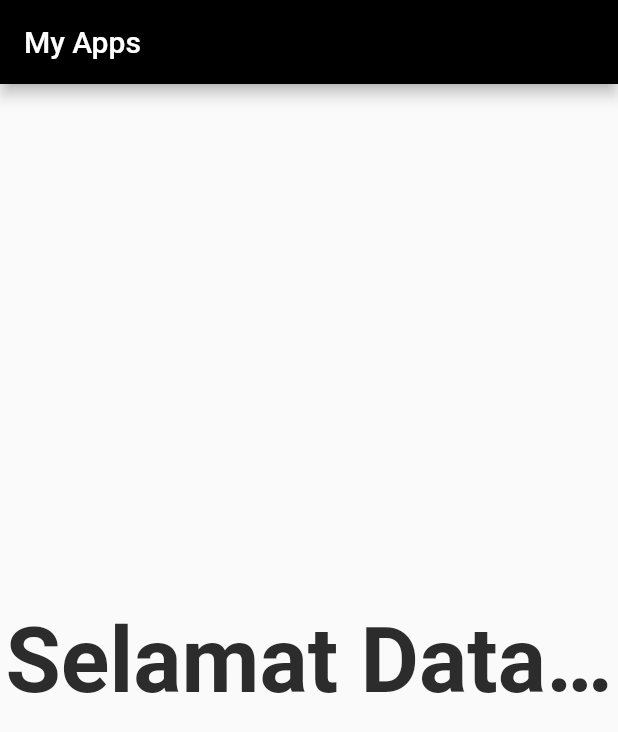
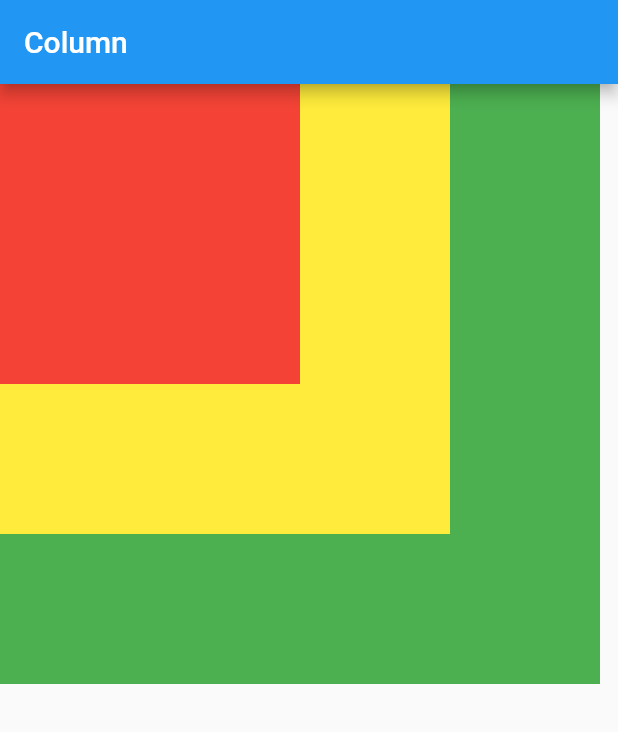
Before and after one commit to agungaldi190701/belajar-flutter-channel-kuldi-project, a Flutter app: the screen it shows after launch, on a phone screen of 412 x 824 dp. Shown: the top 732 px of the screen. Run offline on Flutter 3.47's test engine with Material 2 defaults, Android fonts, the phone set to English and light mode, and no system bars; Roboto replaces fonts that are missing (Better).

Commit message:
Visible Dan Invisible Widget (Container)

```diff
--- a/lib/main.dart
+++ b/lib/main.dart
@@ -1,3 +1,50 @@
+// import 'package:flutter/material.dart';
+
+// void main() {
+//   runApp(MyApp());
+// }
+
+// class MyApp extends StatelessWidget {
+//   @override
+//   Widget build(BuildContext context) {
+//     return MaterialApp(
+//       debugShowCheckedModeBanner:
+//           false, // untuk menhilangkan tanda debug di pojok kanan atas
+//       home: Scaffold(
+//         //untuk bagian atas (header)
+
+//         appBar: AppBar(
+//           backgroundColor: Colors.black,
+//           title: const Text(
+//             "My Apps",
+//             style: TextStyle(
+//               fontFamily: "Better",
+//               fontSize: 40,
+//             ),
+//           ),
+//         ),
+
+//         //bagian body
+//         body: Center(
+//           // agar ke tengah
+//           child: const Text(
+//             "Selamat Datang",
+//             overflow: TextOverflow.ellipsis,
+//             textAlign: TextAlign.center,
+//             style: TextStyle(
+//               fontSize: 60,
+//               color: Color.fromARGB(255, 44, 44, 44),
+//               fontWeight: FontWeight.bold,
+//               //decoration: TextDecoration.underline,
+//               fontFamily: "Better",
+//             ),
+//           ),
+//         ),
+//       ),
+//     );
+//   }
+// }
+
 import 'package:flutter/material.dart';
 
 void main() {
@@ -5,34 +52,35 @@ void main() {
 }
 
 class MyApp extends StatelessWidget {
+  const MyApp({super.key});
+
   @override
   Widget build(BuildContext context) {
     return MaterialApp(
-      debugShowCheckedModeBanner:
-          false, // untuk menhilangkan tanda debug di pojok kanan atas
+      debugShowCheckedModeBanner: false,
       home: Scaffold(
-        //untuk bagian atas (header)
+        appBar: AppBar(
+          title: Text('Column'),
+        ),
+        body: Stack(
 
-        appBar: AppBar(
-          backgroundColor: Colors.black,
-          title: const Text("My Apps"),
-        ),
-
-        //bagian body
-        body: Center(
-          // agar ke tengah
-          child: const Text(
-            "Selamat Datang",
-            overflow: TextOverflow.ellipsis,
-            textAlign: TextAlign.center,
-            style: TextStyle(
-              fontSize: 60,
-              color: Color.fromARGB(255, 44, 44, 44),
-              fontWeight: FontWeight.bold,
-              //decoration: TextDecoration.underline,
-              fontFamily: "Better",
+          children: [
+            Container(
+              height: 400,
+              width: 400,
+              color: Colors.green,
             ),
-          ),
+            Container(
+              height: 300,
+              width: 300,
+              color: Colors.yellow,
+            ),
+            Container(
+              height: 200,
+              width: 200,
+              color: Colors.red,
+            ),
+          ],
         ),
       ),
     );
```
